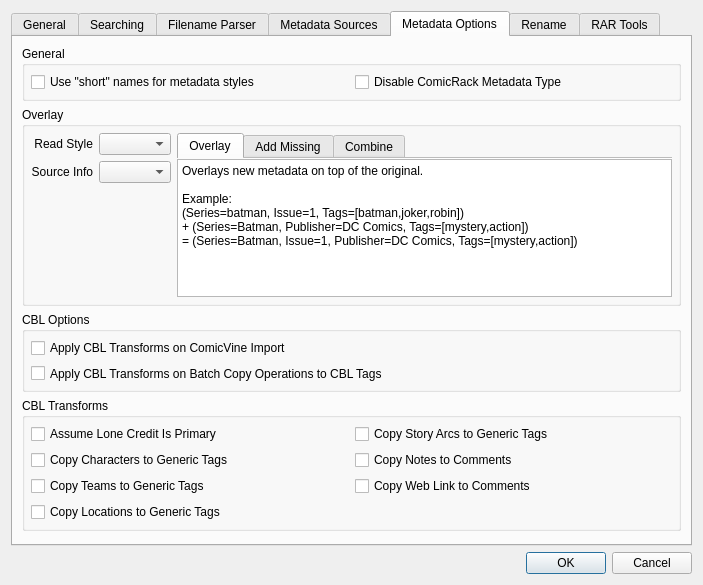
Before: the Qt Designer form comictaggerlib/ui/settingswindow.ui in comictagger/comictagger, drawn with Qt 5.
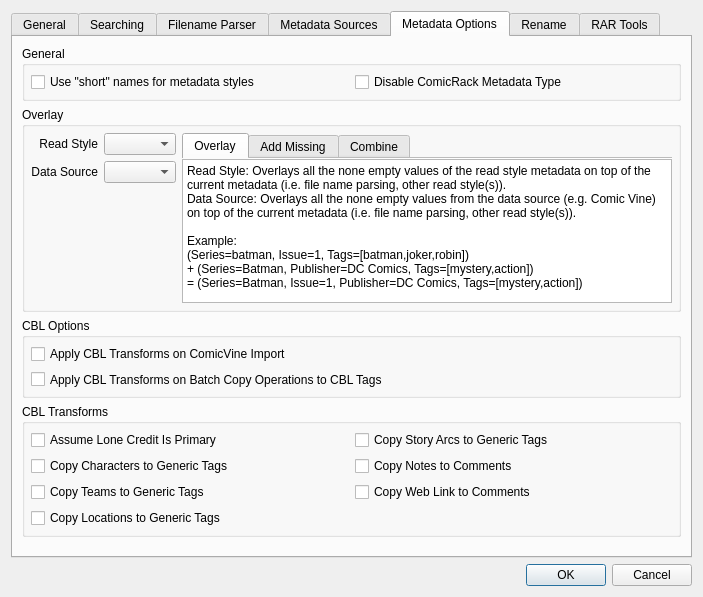
After: the same form once the commit is applied.

What changed in the file:
```diff
--- a/comictaggerlib/ui/settingswindow.ui
+++ b/comictaggerlib/ui/settingswindow.ui
@@ -7,7 +7,7 @@
     <x>0</x>
     <y>0</y>
     <width>703</width>
-    <height>585</height>
+    <height>597</height>
    </rect>
   </property>
   <property name="windowTitle">
@@ -646,7 +646,7 @@
                <string>The operation to perform when overlaying source data (Comic Vine, Metron, GCD, etc.)</string>
               </property>
               <property name="text">
-               <string>Source Info</string>
+               <string>Data Source</string>
               </property>
               <property name="alignment">
                <set>Qt::AlignRight|Qt::AlignTrailing|Qt::AlignVCenter</set>
@@ -755,7 +755,8 @@
                    <bool>false</bool>
                   </property>
                   <property name="plainText">
-                   <string>Overlays new metadata on top of the original.
+                   <string>Read Style: Overlays all the none empty values of the read style metadata on top of the current metadata (i.e. file name parsing, other read style(s)).
+Data Source: Overlays all the none empty values from the data source (e.g. Comic Vine) on top of the current metadata (i.e. file name parsing, other read style(s)).
 
 Example:
 (Series=batman, Issue=1, Tags=[batman,joker,robin])
```
Left out of the diff: 12 changed lines with no effect on the pictures.
